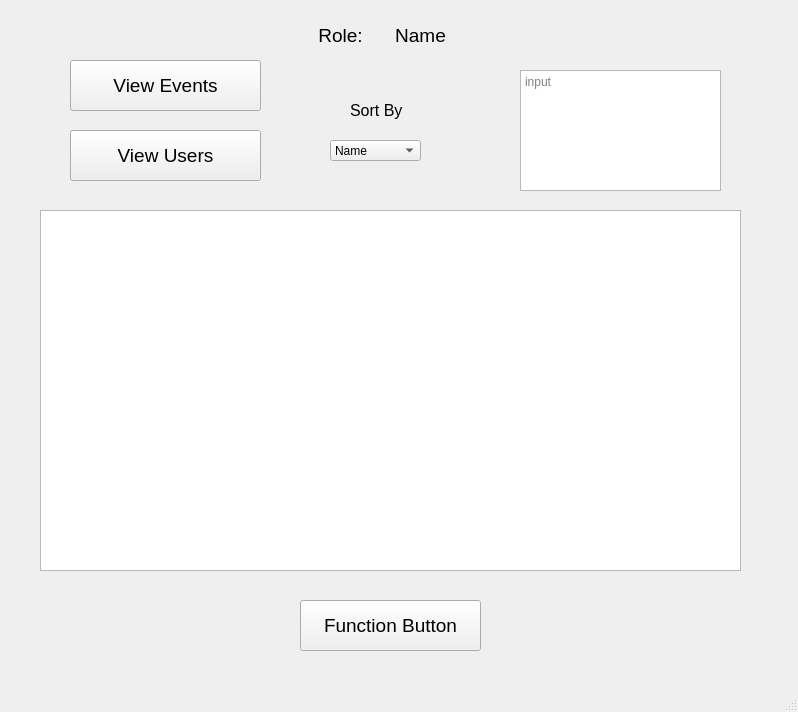
Qt form FinalProject-UI/mainwindow.ui (Storms-Eye/CSC211CampusEventPlanner) before a commit.
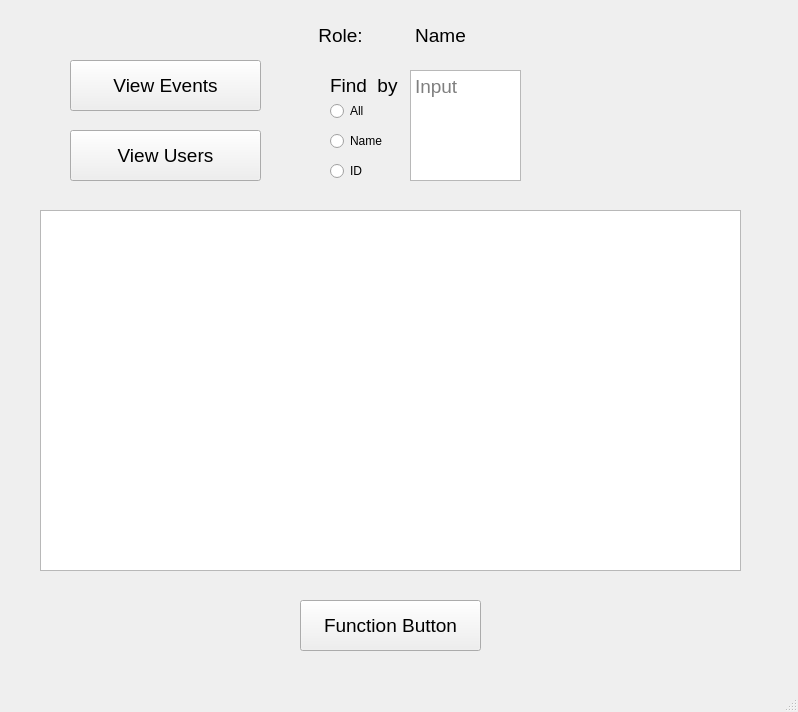
The same form after that commit.

Diff of the .ui file:
```diff
--- a/FinalProject-UI/mainwindow.ui
+++ b/FinalProject-UI/mainwindow.ui
@@ -84,9 +84,9 @@
    <widget class="QLabel" name="nameLabel">
     <property name="geometry">
      <rect>
-      <x>360</x>
+      <x>370</x>
       <y>20</y>
-      <width>121</width>
+      <width>141</width>
       <height>31</height>
      </rect>
     </property>
@@ -120,55 +120,79 @@
      <string>View Users</string>
     </property>
    </widget>
-   <widget class="QComboBox" name="comboBox">
-    <property name="geometry">
-     <rect>
-      <x>330</x>
-      <y>140</y>
-      <width>91</width>
-      <height>21</height>
-     </rect>
-    </property>
-    <item>
-     <property name="text">
-      <string>Name</string>
-     </property>
-    </item>
-    <item>
-     <property name="text">
-      <string>Date</string>
-     </property>
-    </item>
-   </widget>
    <widget class="QLabel" name="label">
     <property name="geometry">
      <rect>
-      <x>350</x>
+      <x>330</x>
+      <y>70</y>
+      <width>81</width>
+      <height>31</height>
+     </rect>
+    </property>
+    <property name="font">
+     <font>
+      <pointsize>14</pointsize>
+     </font>
+    </property>
+    <property name="text">
+     <string>Find  by</string>
+    </property>
+   </widget>
+   <widget class="QRadioButton" name="allButton">
+    <property name="geometry">
+     <rect>
+      <x>330</x>
       <y>100</y>
-      <width>61</width>
-      <height>21</height>
+      <width>95</width>
+      <height>22</height>
+     </rect>
+    </property>
+    <property name="text">
+     <string>All</string>
+    </property>
+   </widget>
+   <widget class="QRadioButton" name="nameButton">
+    <property name="geometry">
+     <rect>
+      <x>330</x>
+      <y>130</y>
+      <width>95</width>
+      <height>22</height>
+     </rect>
+    </property>
+    <property name="text">
+     <string>Name</string>
+    </property>
+   </widget>
+   <widget class="QRadioButton" name="IDButton">
+    <property name="geometry">
+     <rect>
+      <x>330</x>
+      <y>160</y>
+      <width>95</width>
+      <height>22</height>
+     </rect>
+    </property>
+    <property name="text">
+     <string>ID</string>
+    </property>
+   </widget>
+   <widget class="QPlainTextEdit" name="plainTextEdit">
+    <property name="geometry">
+     <rect>
+      <x>410</x>
+      <y>70</y>
+      <width>111</width>
+      <height>111</height>
      </rect>
     </property>
     <property name="font">
      <font>
-      <pointsize>12</pointsize>
+      <pointsize>14</pointsize>
      </font>
-    </property>
-    <property name="text">
-     <string>Sort By</string>
-    </property>
-   </widget>
-   <widget class="QTextEdit" name="textEdit">
-    <property name="geometry">
-     <rect>
-      <x>520</x>
-      <y>70</y>
-      <width>201</width>
-      <height>121</height>
-     </rect>
     </property>
     <property name="placeholderText">
-     <string>input</string>
+     <string>Input</string>
     </property>
    </widget>
   </widget>
```
Left out of the diff: 6 changed lines with no effect on the pictures.
